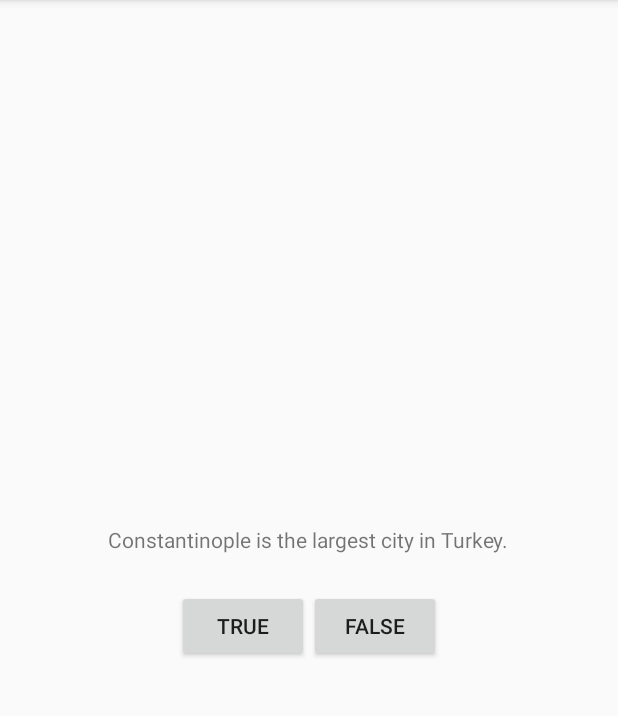
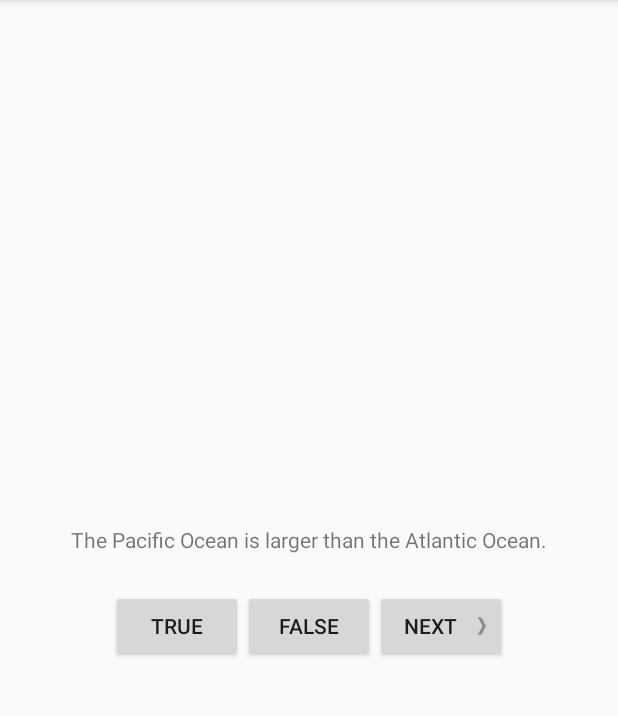
Before and after one commit to ur15975/Android-programming-the-big-nerd-ranch-guide, an Android app: the screen it shows after launch (QuizActivity), after a tap on "TRUE", on a phone screen of 412 x 824 dp, the part 84-800 px from its top. Run offline under Robolectric (Android 15) with nearby library versions, the phone set to English and light mode, and no system bars.

Commit message:
第2 章 Android 与MVC 设计模式

```diff
--- /dev/null
+++ b/app/src/main/java/com/example/ur15975outlookcom/geoquiz/Question.java
@@ -0,0 +1,32 @@
+package com.example.ur15975outlookcom.geoquiz;
+
+/**
+ * Created by ur15975@outlook.com on 2017/3/10.
+ */
+
+public class Question {
+
+    private int mTextResId;
+    private boolean mAnswerTrue;
+
+    public Question(int textResId, boolean answerTrue) {
+        mTextResId = textResId;
+        mAnswerTrue = answerTrue;
+    }
+
+    public int getTextResId() {
+        return mTextResId;
+    }
+
+    public void setTextResId(int textResId) {
+        mTextResId = textResId;
+    }
+
+    public boolean isAnswerTrue() {
+        return mAnswerTrue;
+    }
+
+    public void setAnswerTrue(boolean answerTrue) {
+        mAnswerTrue = answerTrue;
+    }
+}
--- a/app/src/main/java/com/example/ur15975outlookcom/geoquiz/QuizActivity.java
+++ b/app/src/main/java/com/example/ur15975outlookcom/geoquiz/QuizActivity.java
@@ -4,25 +4,58 @@ import android.support.v7.app.AppCompatActivity;
 import android.os.Bundle;
 import android.view.View;
 import android.widget.Button;
+import android.widget.TextView;
 import android.widget.Toast;
 
 public class QuizActivity extends AppCompatActivity {
 
     private Button mTrueButton;
     private Button mFalseButton;
+    private Button mNextButton;
+    private TextView mQuestionTextView;
+
+    private Question[] mQuestionBank = new Question[]{
+            new Question(R.string.question_oceans,true),
+            new Question(R.string.question_mideast,false),
+            new Question(R.string.question_africa,false),
+            new Question(R.string.question_americas,true),
+            new Question(R.string.question_asia,true)
+    };
+
+    private int mCurrentIndex = 0;
+
+    private void updateQuestion() {
+        int question = mQuestionBank[mCurrentIndex].getTextResId();
+        mQuestionTextView.setText(question);
+    }
+
+    private void checkAnswer(boolean userPressedTrue) {
+        boolean answerIsTrue = mQuestionBank[mCurrentIndex].isAnswerTrue();
+
+        int messageResId = 0;
+        if (userPressedTrue == answerIsTrue) {
+            messageResId = R.string.correct_toast;
+        } else {
+            messageResId = R.string.incorrect_toast;
+        }
+
+        Toast.makeText(QuizActivity.this,messageResId,Toast.LENGTH_SHORT)
+                .show();
+    }
+
 
     @Override
     protected void onCreate(Bundle savedInstanceState) {
         super.onCreate(savedInstanceState);
         setContentView(R.layout.activity_quiz);
 
+        mQuestionTextView = (TextView) findViewById(R.id.question_text_view);
+
         mTrueButton = (Button) findViewById(R.id.true_button);
         mTrueButton.setOnClickListener(new View.OnClickListener(){
             @Override
             public void onClick(View view) {
-                Toast.makeText(QuizActivity.this,
-                        R.string.correct_toast,
-                        Toast.LENGTH_SHORT).show();
+                checkAnswer(true);
             }
         });
 
@@ -30,11 +63,19 @@ public class QuizActivity extends AppCompatActivity {
         mFalseButton.setOnClickListener(new View.OnClickListener(){
             @Override
             public void onClick(View view) {
-                Toast.makeText(QuizActivity.this,
-                        R.string.incorrect_toast,
-                        Toast.LENGTH_SHORT).show();
+                checkAnswer(false);
             }
         });
 
+        mNextButton = (Button) findViewById(R.id.next_button);
+        mNextButton.setOnClickListener(new View.OnClickListener() {
+            @Override
+            public void onClick(View v) {
+                mCurrentIndex = (mCurrentIndex + 1) % mQuestionBank.length;
+                updateQuestion();
+            }
+        });
+
+        updateQuestion();
     }
 }
--- a/app/src/main/res/layout/activity_quiz.xml
+++ b/app/src/main/res/layout/activity_quiz.xml
@@ -6,10 +6,10 @@
               android:orientation="vertical">
 
     <TextView
+        android:id="@+id/question_text_view"
         android:layout_width="wrap_content"
         android:layout_height="wrap_content"
-        android:padding="24dp"
-        android:text="@string/question_text"/>
+        android:padding="24dp"/>
 
     <LinearLayout
         android:layout_width="wrap_content"
@@ -28,6 +28,14 @@
             android:layout_height="wrap_content"
             android:text="@string/false_button"/>
 
+        <Button
+            android:id="@+id/next_button"
+            android:layout_width="wrap_content"
+            android:layout_height="wrap_content"
+            android:text="@string/next_button"
+            android:drawableRight="@drawable/arrow_right"
+            android:drawablePadding="4dp"/>
+
     </LinearLayout>
 
 </LinearLayout>
--- a/app/src/main/res/values/strings.xml
+++ b/app/src/main/res/values/strings.xml
@@ -1,10 +1,16 @@
 <resources>
     <string name="app_name">GeoQuiz</string>
-    <string name="question_text">
-        Constantinople is the largest city in Turkey.
-    </string>
     <string name="true_button">TRUE</string>
     <string name="false_button">FALSE</string>
+    <string name="next_button">NEXT</string>
+    <string name="question_oceans">The Pacific Ocean is larger than
+the Atlantic Ocean.</string>
+    <string name="question_mideast">The Suez Canal connects the Red Sea
+and the Indian Ocean.</string>
+    <string name="question_africa">The source of the Nile River is in Egypt.</string>
+    <string name="question_americas">The Amazon River is the longest river in the Americas.</string>
+    <string name="question_asia">Lake Baikal is the world\'s oldest and deepest
+freshwater lake.</string>
     <string name="correct_toast">Correct!</string>
     <string name="incorrect_toast">Incorrect!</string>
 </resources>
```
Also changed, not shown: app/src/main/res/drawable-hdpi/arrow_left.png (added), app/src/main/res/drawable-hdpi/arrow_right.png (added), app/src/main/res/drawable-mdpi/arrow_left.png (added), app/src/main/res/drawable-mdpi/arrow_right.png (added), app/src/main/res/drawable-xhdpi/arrow_left.png (added), app/src/main/res/drawable-xhdpi/arrow_right.png (added), app/src/main/res/drawable-xxhdpi/arrow_left.png (added), app/src/main/res/drawable-xxhdpi/arrow_right.png (added).
